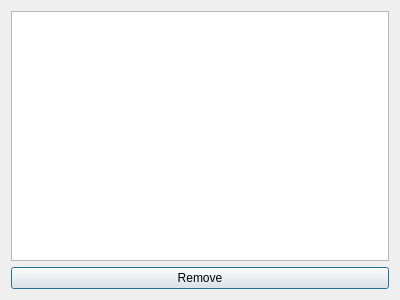
Before: the Qt Designer form qlipperwidget.ui in kwplummer/QCompanion, drawn with Qt 5.
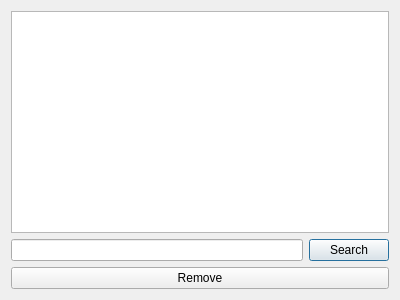
After: the same form once the commit is applied.

Commit message: Added the ability to search clipboard history, and delete or copy a matching entry.

What changed in the file:
```diff
--- a/qlipperwidget.ui
+++ b/qlipperwidget.ui
@@ -36,6 +36,20 @@
      </property>
     </widget>
    </item>
+   <item>
+    <layout class="QHBoxLayout" name="horizontalLayout">
+     <item>
+      <widget class="QLineEdit" name="searchText"/>
+     </item>
+     <item>
+      <widget class="QPushButton" name="searchButton">
+       <property name="text">
+        <string>Search</string>
+       </property>
+      </widget>
+     </item>
+    </layout>
+   </item>
    <item>
     <widget class="QPushButton" name="removeButton">
      <property name="text">
```
The commit also changes 2 other files.
